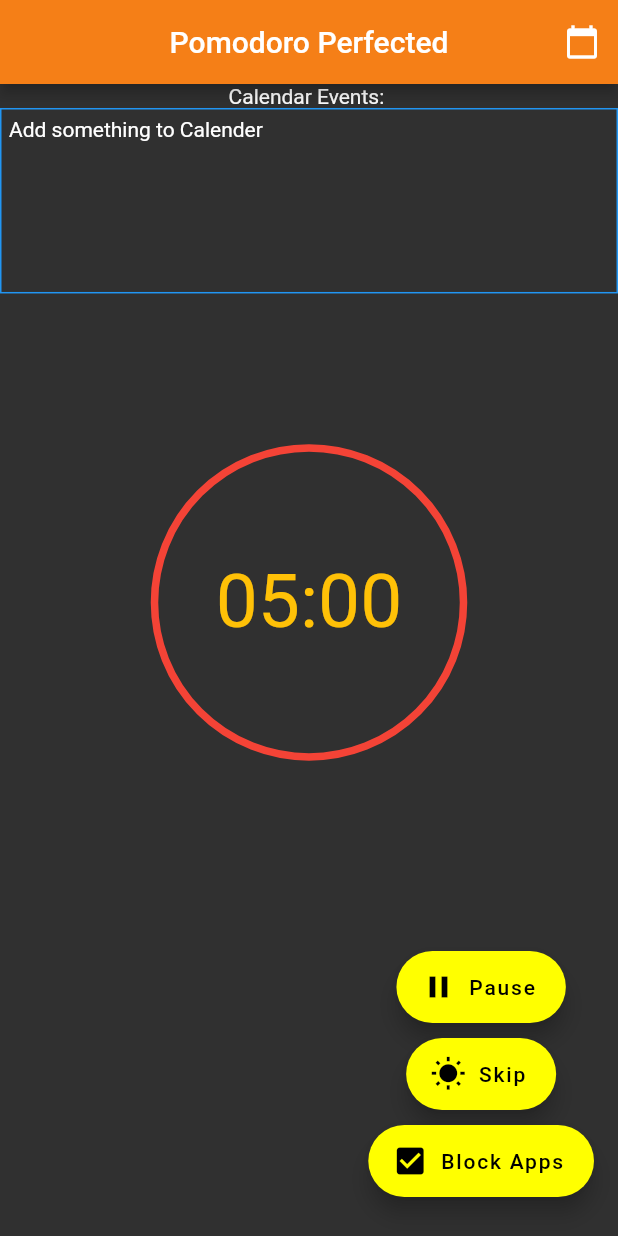
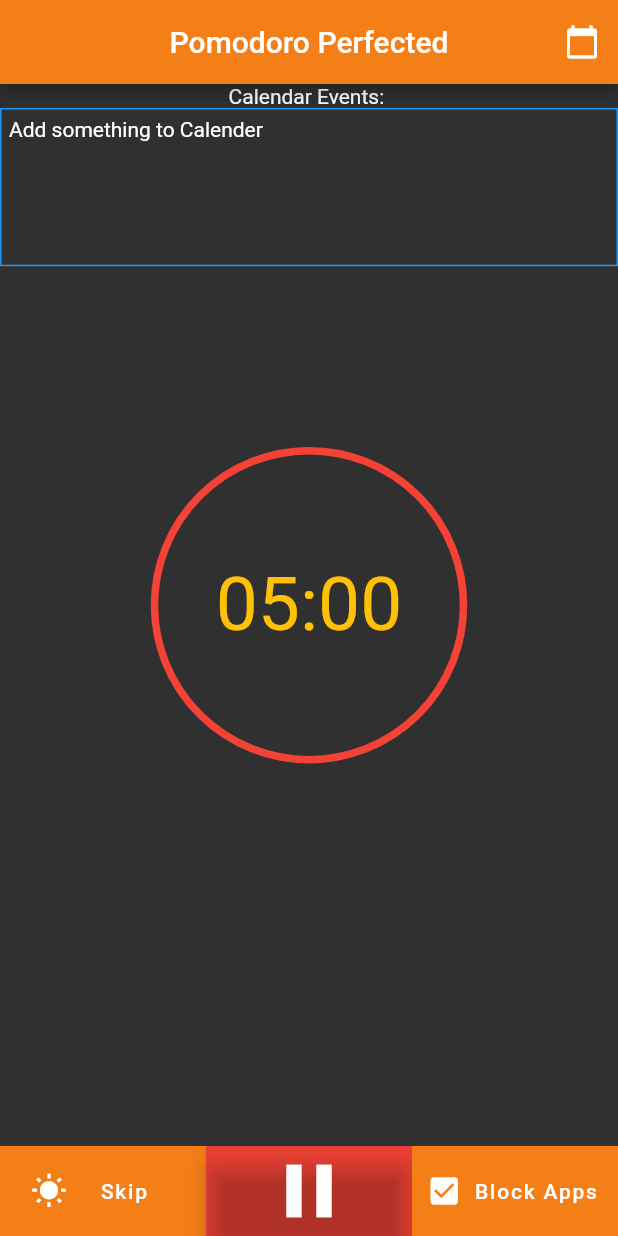
Before and after one commit to DanielDH01/PerfectPomodoro, a Flutter app: the screen it shows after launch, after a tap on "Skip", on a phone screen of 412 x 824 dp. Run offline on Flutter 3.47's test engine with Material 2 defaults, Android fonts, the phone set to English and light mode, and no system bars; drawn by our look-alikes of circular_countdown_timer; our stand-ins replace rflutter_alert, syncfusion_flutter_calendar.

Commit message:
Made Buttons nicer

```diff
--- a/lib/main.dart
+++ b/lib/main.dart
@@ -84,6 +84,9 @@ class _TimerState extends State<Timer> {
               ],
             ),
           ),
+          SizedBox(
+            height: 20,
+          ),
           Expanded(
             flex: 90,
             child: Align(
@@ -120,78 +123,10 @@ class _TimerState extends State<Timer> {
               ),
             ),
           ),
-        ],
-      ),
-      floatingActionButton: Column(
-        mainAxisAlignment: MainAxisAlignment.end,
-        children: [
-          FloatingActionButton.extended(
-            onPressed: () {
-              setState(() {
-                if (_isPause) {
-                  _isPause = false;
-                  _controller.resume();
-                } else {
-                  _isPause = true;
-                  _controller.pause();
-                }
-              });
-            },
-            icon: Icon(_isPause ? Icons.play_arrow : Icons.pause),
-            label: Text(_isPause ? 'Resume' : 'Pause'),
+          SizedBox(
+            height: 20,
           ),
-          SizedBox(
-            height: 10,
-          ),
-          FloatingActionButton.extended(
-            onPressed: () {
-              setState(() {
-                if (_isBreak) {
-                  _timerMin = 25 * 60;
-                  _isBreak = false;
-                  _controller.restart(duration: _timerMin);
-                  if (_isPause) {
-                    _controller.restart(duration: _timerMin);
-                    _controller.pause();
-                  } else {
-                    _controller.restart(duration: _timerMin);
-                  }
-                } else {
-                  _timerMin = 5 * 60;
-                  _isBreak = true;
-                  if (_isPause) {
-                    _controller.restart(duration: _timerMin);
-                    _controller.pause();
-                  } else {
-                    _controller.restart(duration: _timerMin);
-                  }
-                }
-              });
-            },
-            icon: Icon(_isBreak ? Icons.wb_sunny : Icons.work),
-            label: Text('Skip'),
-          ),
-          SizedBox(
-            height: 10,
-          ),
-          //TODO: Make This app block all notifications
-          FloatingActionButton.extended(
-            onPressed: () {
-              setState(() {
-                if (_isBlocked) {
-                  _isBlocked = false;
-                } else {
-                  _isBlocked = true;
-                }
-              });
-            },
-            icon: Icon(
-                _isBlocked ? Icons.check_box_outline_blank : Icons.check_box),
-            label: Text("Block Apps"),
-          ),
-          SizedBox(
-            height: 10,
-          ),
+          buildRowButtons(),
         ],
       ),
     );
@@ -251,4 +186,191 @@ class _TimerState extends State<Timer> {
 
     return texts;
   }
+
+  Widget buildRowButtons() {
+    if (MediaQuery.of(context).size.width < 342) {
+      return Column(
+        mainAxisAlignment: MainAxisAlignment.spaceBetween,
+        children: [
+          Container(
+            width: MediaQuery.of(context).size.width,
+            child: FloatingActionButton.extended(
+              shape: RoundedRectangleBorder(),
+              onPressed: () {
+                setState(() {
+                  if (_isBreak) {
+                    _timerMin = 25 * 60;
+                    _isBreak = false;
+                    _controller.restart(duration: _timerMin);
+                    if (_isPause) {
+                      _controller.restart(duration: _timerMin);
+                      _controller.pause();
+                    } else {
+                      _controller.restart(duration: _timerMin);
+                    }
+                  } else {
+                    _timerMin = 5 * 60;
+                    _isBreak = true;
+                    if (_isPause) {
+                      _controller.restart(duration: _timerMin);
+                      _controller.pause();
+                    } else {
+                      _controller.restart(duration: _timerMin);
+                    }
+                  }
+                });
+              },
+              icon: Icon(_isBreak ? Icons.wb_sunny : Icons.work),
+              label: Text('   Skip   '),
+              elevation: 0,
+            ),
+          ),
+          Container(
+            //TODO Make BUttons nice
+            color: Colors.red,
+            width: MediaQuery.of(context).size.width,
+            height: 60,
+            child: FloatingActionButton(
+              shape: RoundedRectangleBorder(),
+              onPressed: () {
+                setState(() {
+                  if (_isPause) {
+                    _isPause = false;
+                    _controller.resume();
+                  } else {
+                    _isPause = true;
+                    _controller.pause();
+                  }
+                });
+              },
+              child: Icon(
+                _isPause ? Icons.play_arrow : Icons.pause,
+                color: Colors.white,
+                size: 60,
+              ),
+              backgroundColor: Colors.transparent,
+
+              // label: Text(_isPause ? 'Resume' : 'Pause'),
+            ),
+          ),
+          Container(
+            width: MediaQuery.of(context).size.width,
+            child: FloatingActionButton.extended(
+              shape: RoundedRectangleBorder(),
+              onPressed: () {
+                setState(() {
+                  if (_isBlocked) {
+                    _isBlocked = false;
+                  } else {
+                    _isBlocked = true;
+                  }
+                });
+              },
+              icon: Icon(
+                  _isBlocked ? Icons.check_box_outline_blank : Icons.check_box),
+              label: Text("Block Apps"),
+            ),
+          ),
+        ],
+      );
+    } else {
+      return Row(
+        mainAxisAlignment: MainAxisAlignment.spaceEvenly,
+        children: [
+          Container(
+            width: MediaQuery.of(context).size.width / 3,
+            height: 60,
+            child: FloatingActionButton.extended(
+              backgroundColor: Colors.yellow[900],
+              shape: RoundedRectangleBorder(),
+              onPressed: () {
+                setState(() {
+                  if (_isBreak) {
+                    _timerMin = 25 * 60;
+                    _isBreak = false;
+                    _controller.restart(duration: _timerMin);
+                    if (_isPause) {
+                      _controller.restart(duration: _timerMin);
+                      _controller.pause();
+                    } else {
+                      _controller.restart(duration: _timerMin);
+                    }
+                  } else {
+                    _timerMin = 5 * 60;
+                    _isBreak = true;
+                    if (_isPause) {
+                      _controller.restart(duration: _timerMin);
+                      _controller.pause();
+                    } else {
+                      _controller.restart(duration: _timerMin);
+                    }
+                  }
+                });
+              },
+              icon: Icon(
+                _isBreak ? Icons.wb_sunny : Icons.work,
+                color: Colors.white,
+              ),
+              label: Text(
+                '   Skip   ',
+                style: TextStyle(color: Colors.white),
+              ),
+              elevation: 0,
+            ),
+          ),
+          Container(
+            //TODO Make BUttons nice
+            color: Colors.red,
+            width: MediaQuery.of(context).size.width / 3,
+            height: 60,
+            child: FloatingActionButton(
+              shape: RoundedRectangleBorder(),
+              onPressed: () {
+                setState(() {
+                  if (_isPause) {
+                    _isPause = false;
+                    _controller.resume();
+                  } else {
+                    _isPause = true;
+                    _controller.pause();
+                  }
+                });
+              },
+              child: Icon(
+                _isPause ? Icons.play_arrow : Icons.pause,
+                color: Colors.white,
+                size: 60,
+              ),
+              backgroundColor: Colors.transparent,
+
+              // label: Text(_isPause ? 'Resume' : 'Pause'),
+            ),
+          ),
+          Container(
+            width: MediaQuery.of(context).size.width / 3,
+            height: 60,
+            child: FloatingActionButton.extended(
+              backgroundColor: Colors.yellow[900],
+              shape: RoundedRectangleBorder(),
+              onPressed: () {
+                setState(() {
+                  if (_isBlocked) {
+                    _isBlocked = false;
+                  } else {
+                    _isBlocked = true;
+                  }
+                });
+              },
+              icon: Icon(
+                _isBlocked ? Icons.check_box_outline_blank : Icons.check_box,
+                color: Colors.white,
+              ),
+              elevation: 0,
+              label: Text("Block Apps", style: TextStyle(color: Colors.white)),
+            ),
+          ),
+        ],
+      );
+    }
+  }
 }
```
